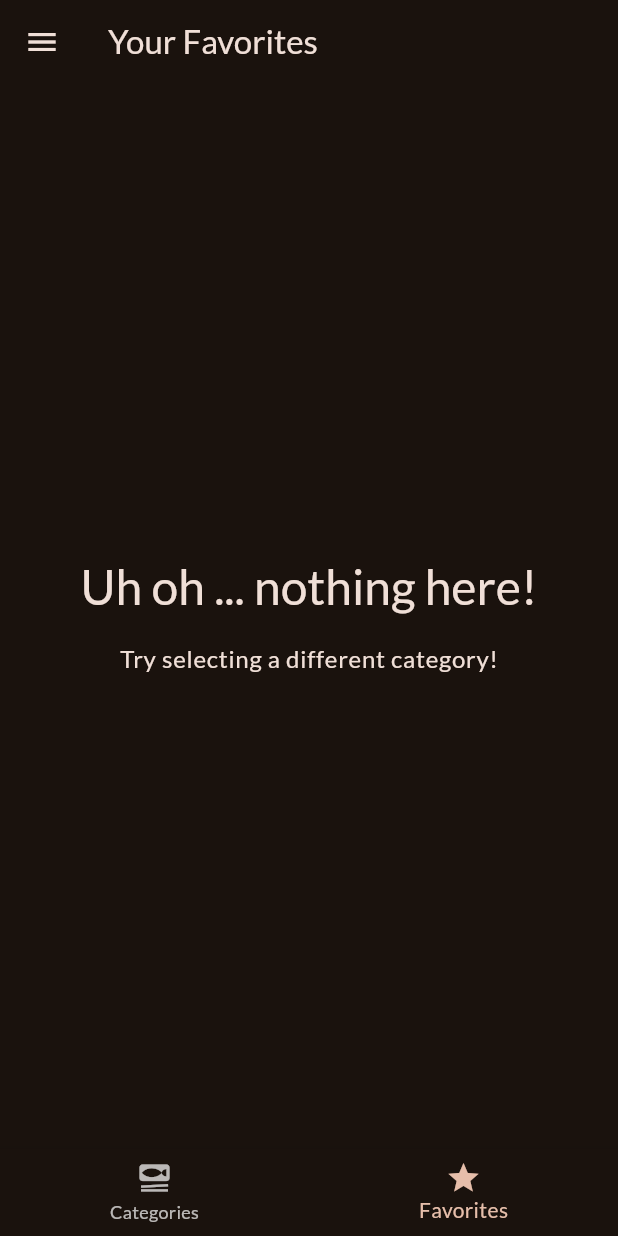
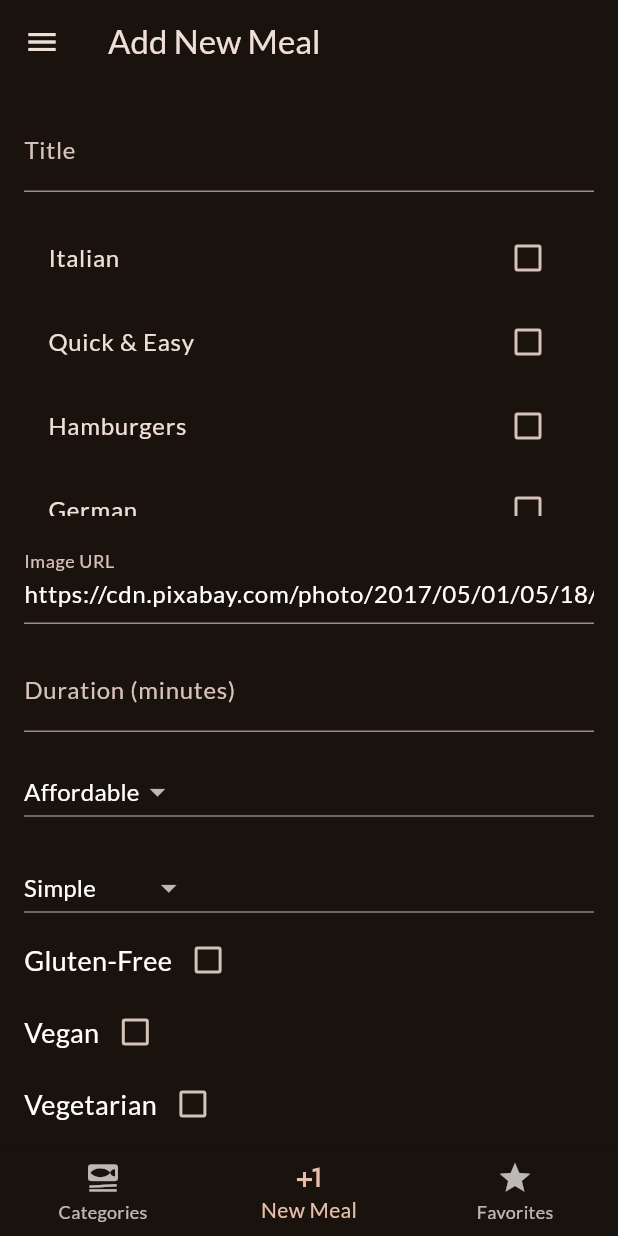
Before and after one commit to Dardnos/MealsApp, a Flutter app: the screen it shows after launch, item 2 of the bottom bar chosen, on a phone screen of 412 x 824 dp. Run offline on Flutter 3.47's test engine with Material 2 defaults, Android fonts, the phone set to English and light mode, and no system bars; our stand-ins replace flutter_riverpod, google_fonts, transparent_image.

Commit message:
Added new meal page

```diff
--- a/lib/data/dummy_data.dart
+++ b/lib/data/dummy_data.dart
@@ -1,4 +1,5 @@
 import 'package:flutter/material.dart';
+import 'package:uuid/uuid.dart';
 
 import 'package:meals/models/category.dart';
 import 'package:meals/models/meal.dart';
@@ -58,10 +59,12 @@ const availableCategories = [
   ),
 ];
 
+const uuid = Uuid();
+
 /// Define a list of dummy meals
-const dummyMeals = [
+final dummyMeals = [
   Meal(
-    id: 'm1',
+    id: uuid.v4(),
     categories: [
       'c1',
       'c2',
@@ -95,7 +98,7 @@ const dummyMeals = [
     isLactoseFree: true,
   ),
   Meal(
-    id: 'm2',
+    id: uuid.v4(),
     categories: [
       'c2',
     ],
@@ -123,7 +126,7 @@ const dummyMeals = [
     isLactoseFree: false,
   ),
   Meal(
-    id: 'm3',
+    id: uuid.v4(),
     categories: [
       'c2',
       'c3',
@@ -155,7 +158,7 @@ const dummyMeals = [
     isLactoseFree: true,
   ),
   Meal(
-    id: 'm4',
+    id: uuid.v4(),
     categories: [
       'c4',
     ],
@@ -190,7 +193,7 @@ const dummyMeals = [
     isLactoseFree: false,
   ),
   Meal(
-    id: 'm5',
+    id: uuid.v4(),
     categories: [
       'c2'
           'c5',
@@ -226,7 +229,7 @@ const dummyMeals = [
     isLactoseFree: true,
   ),
   Meal(
-    id: 'm6',
+    id: uuid.v4(),
     categories: [
       'c6',
       'c10',
@@ -262,7 +265,7 @@ const dummyMeals = [
     isLactoseFree: false,
   ),
   Meal(
-    id: 'm7',
+    id: uuid.v4(),
     categories: [
       'c7',
     ],
@@ -293,7 +296,7 @@ const dummyMeals = [
     isLactoseFree: false,
   ),
   Meal(
-    id: 'm8',
+    id: uuid.v4(),
     categories: [
       'c8',
     ],
@@ -326,7 +329,7 @@ const dummyMeals = [
     isLactoseFree: true,
   ),
   Meal(
-    id: 'm9',
+    id: uuid.v4(),
     categories: [
       'c9',
     ],
@@ -375,7 +378,7 @@ const dummyMeals = [
     isLactoseFree: false,
   ),
   Meal(
-    id: 'm10',
+    id: uuid.v4(),
     categories: [
       'c2',
       'c5',
--- /dev/null
+++ b/lib/screens/new_meal.dart
@@ -0,0 +1,364 @@
+import 'package:flutter/material.dart';
+import 'package:uuid/uuid.dart';
+
+import 'package:meals/models/meal.dart';
+import 'package:meals/data/dummy_data.dart';
+
+class AddNewMeal extends StatefulWidget {
+  const AddNewMeal({super.key});
+
+  @override
+  State<AddNewMeal> createState() => _AddNewMealState();
+}
+
+class _AddNewMealState extends State<AddNewMeal> {
+  final uuid = const Uuid();
+  final TextEditingController titleController = TextEditingController();
+  final List<String> selectedCategories =
+      []; // List to store selected categories
+  final TextEditingController imageUrlController = TextEditingController(
+      text:
+          'https://cdn.pixabay.com/photo/2017/05/01/05/18/pastry-2274750_1280.jpg');
+  final TextEditingController durationController = TextEditingController();
+  String selectedAffordability = 'affordable'; // Initial selection
+  String selectedComplexity = 'simple'; // Initial selection
+  final List<String> ingredients = [];
+  final List<String> steps = [];
+  bool isGlutenFree = false;
+  bool isVegan = false;
+  bool isVegetarian = false;
+  bool isLactoseFree = false;
+
+  String newIngredient = ''; // Store the newly entered ingredient
+  String newStep = ''; // Store the newly entered step
+
+  // Function to add a new ingredient to the list
+  void _addIngredient() {
+    if (newIngredient.isNotEmpty) {
+      setState(() {
+        ingredients.add(newIngredient);
+        newIngredient = ''; // Clear the input field
+      });
+    }
+  }
+
+  // Function to add a new step to the list
+  void _addStep() {
+    if (newStep.isNotEmpty) {
+      setState(() {
+        steps.add(newStep);
+        newStep = ''; // Clear the input field
+      });
+    }
+  }
+
+  Map<String, Affordability> affordabilityValues = {
+    'Affordable': Affordability.affordable,
+    'Pricey': Affordability.pricey,
+    'Luxurious': Affordability.luxurious,
+  };
+
+  Map<String, Complexity> complexityValues = {
+    'Simple': Complexity.simple,
+    'Challenging': Complexity.challenging,
+    'Hard': Complexity.hard,
+  };
+
+  // Function to add a new meal to the dummyMeals list
+  void _addNewMeal() {
+    final Meal newMeal = Meal(
+      id: uuid.v4(),
+      categories: selectedCategories,
+      title: titleController.text,
+      imageUrl: imageUrlController.text,
+      duration: int.parse(durationController.text),
+      affordability: affordabilityValues[selectedAffordability] ??
+          Affordability.affordable,
+      complexity: complexityValues[selectedComplexity] ?? Complexity.simple,
+      ingredients: ingredients,
+      steps: steps,
+      isGlutenFree: isGlutenFree,
+      isVegan: isVegan,
+      isVegetarian: isVegetarian,
+      isLactoseFree: isLactoseFree,
+    );
+
+    dummyMeals.add(newMeal);
+  }
+
+  @override
+  Widget build(BuildContext context) {
+    return Scaffold(
+      body: SingleChildScrollView(
+        padding: const EdgeInsets.all(16.0),
+        child: Column(
+          crossAxisAlignment: CrossAxisAlignment.stretch,
+          children: [
+            // Input field for title
+            TextFormField(
+              controller: titleController,
+              decoration: const InputDecoration(labelText: 'Title'),
+              style: const TextStyle(color: Colors.white),
+            ),
+
+            // Input field for categories
+            const SizedBox(height: 16.0),
+            SizedBox(
+              height: 200.0,
+              child: ListView.builder(
+                itemCount: availableCategories.length,
+                itemBuilder: (ctx, index) {
+                  final category = availableCategories[index];
+                  return CheckboxListTile(
+                    title: Text(category.title),
+                    value: selectedCategories.contains(category.id),
+                    onChanged: (value) {
+                      setState(() {
+                        if (value!) {
+                          selectedCategories.add(category.id);
+                        } else {
+                          selectedCategories.remove(category.id);
+                        }
+                      });
+                    },
+                  );
+                },
+              ),
+            ),
+
+            // Input field for image URL
+            const SizedBox(height: 16.0),
+            TextFormField(
+              controller: imageUrlController,
+              decoration: const InputDecoration(labelText: 'Image URL'),
+              style: const TextStyle(color: Colors.white),
+            ),
+
+            // Input field for duration
+            const SizedBox(height: 16.0),
+            TextFormField(
+              controller: durationController,
+              keyboardType: TextInputType.number,
+              decoration:
+                  const InputDecoration(labelText: 'Duration (minutes)'),
+              style: const TextStyle(color: Colors.white),
+            ),
+
+            // Input field for affordability
+            const SizedBox(height: 16.0),
+            DropdownButton<Affordability>(
+              value: affordabilityValues[selectedAffordability] ??
+                  Affordability.affordable,
+              onChanged: (value) {
+                setState(() {
+                  selectedAffordability = affordabilityValues.keys.firstWhere(
+                    (key) => affordabilityValues[key] == value,
+                    orElse: () => 'Affordable',
+                  );
+                });
+              },
+              items: affordabilityValues.keys
+                  .map<DropdownMenuItem<Affordability>>(
+                    (String value) => DropdownMenuItem<Affordability>(
+                      value: affordabilityValues[value],
+                      child: Text(value,
+                          style: const TextStyle(color: Colors.white)),
+                    ),
+                  )
+                  .toList(),
+            ),
+
+            // Input field for complexity
+            const SizedBox(height: 16.0),
+            DropdownButton<Complexity>(
+              value: complexityValues[selectedComplexity] ?? Complexity.simple,
+              onChanged: (value) {
+                setState(() {
+                  selectedComplexity = complexityValues.keys.firstWhere(
+                    (key) => complexityValues[key] == value,
+                    orElse: () => 'Simple',
+                  );
+                });
+              },
+              items: complexityValues.keys
+                  .map<DropdownMenuItem<Complexity>>(
+                    (String value) => DropdownMenuItem<Complexity>(
+                      value: complexityValues[value],
+                      child: Text(value,
+                          style: const TextStyle(color: Colors.white)),
+                    ),
+                  )
+                  .toList(),
+            ),
+
+            // Checkbox for isGlutenFree
+
+            Row(
+              children: [
+                const Text('Gluten-Free',
+                    style: TextStyle(fontSize: 18.0, color: Colors.white)),
+                Checkbox(
+                  value: isGlutenFree,
+                  onChanged: (value) {
+                    setState(() {
+                      isGlutenFree = value ?? false;
+                    });
+                  },
+                ),
+              ],
+            ),
+
+            // Checkbox for isVegan
+            Row(
+              children: [
+                const Text('Vegan',
+                    style: TextStyle(fontSize: 18.0, color: Colors.white)),
+                Checkbox(
+                  value: isVegan,
+                  onChanged: (value) {
+                    setState(() {
+                      isVegan = value ?? false;
+                    });
+                  },
+                ),
+              ],
+            ),
+
+            // Checkbox for isVegetarian
+            Row(
+              children: [
+                const Text('Vegetarian',
+                    style: TextStyle(fontSize: 18.0, color: Colors.white)),
+                Checkbox(
+                  value: isVegetarian,
+                  onChanged: (value) {
+                    setState(() {
+                      isVegetarian = value ?? false;
+                    });
+                  },
+                ),
+              ],
+            ),
+
+            // Checkbox for isLactoseFree
+            Row(
+              children: [
+                const Text('Lactose-Free',
+                    style: TextStyle(fontSize: 18.0, color: Colors.white)),
+                Checkbox(
+                  value: isLactoseFree,
+                  onChanged: (value) {
+                    setState(() {
+                      isLactoseFree = value ?? false;
+                    });
+                  },
+                ),
+              ],
+            ),
+
+            // Input field for adding ingredients
+            const SizedBox(height: 16.0),
+            TextFormField(
+              onChanged: (value) {
+                newIngredient = value;
+              },
+              decoration: const InputDecoration(labelText: 'Add Ingredient'),
+              style: const TextStyle(color: Colors.white),
+            ),
+            const SizedBox(height: 16.0),
+            ElevatedButton(
+              onPressed: _addIngredient,
+              child: const Text('Add Ingredient'),
+            ),
+            // Display the ingredients
+            SizedBox(
+              height: 150.0,
+              child: Column(
+                children: [
+                  const Text(
+                    'Ingredients',
+                    style: TextStyle(fontSize: 18.0, color: Colors.white),
+                  ),
+                  const SizedBox(height: 8.0),
+                  Expanded(
+                    child: ListView.builder(
+                      itemCount: ingredients.length,
+                      itemBuilder: (ctx, index) {
+                        return Card(
+                          child: ListTile(
+                            title: Text(ingredients[index]),
+                            trailing: IconButton(
+                              icon: const Icon(Icons.delete),
+                              onPressed: () {
+                                setState(() {
+                                  ingredients.removeAt(index);
+                                });
+                              },
+                            ),
+                          ),
+                        );
+                      },
+                    ),
+                  ),
+                ],
+              ),
+            ),
+
+            // Input field for adding steps
+            const SizedBox(height: 16.0),
+            TextFormField(
+              onChanged: (value) {
+                newStep = value;
+              },
+              decoration: const InputDecoration(labelText: 'Add Step'),
+              style: const TextStyle(color: Colors.white),
+            ),
+            const SizedBox(height: 16.0),
+            ElevatedButton(
+              onPressed: _addStep,
+              child: const Text('Add Step'),
+            ),
+            // Display the steps
+            SizedBox(
+              height: 150.0,
+              child: Column(
+                children: [
+                  const Text(
+                    'Steps',
+                    style: TextStyle(fontSize: 18.0, color: Colors.white),
+                  ),
+                  const SizedBox(height: 8.0),
+                  Expanded(
+                    child: ListView.builder(
+                      itemCount: steps.length,
+                      itemBuilder: (ctx, index) {
+                        return Card(
+                          child: ListTile(
+                            title: Text(steps[index]),
+                            trailing: IconButton(
+                              icon: const Icon(Icons.delete),
+                              onPressed: () {
+                                setState(() {
+                                  steps.removeAt(index);
+                                });
+                              },
+                            ),
+                          ),
+                        );
+                      },
+                    ),
+                  ),
+                ],
+              ),
+            ),
+            const SizedBox(height: 16.0),
+            ElevatedButton(
+              onPressed: _addNewMeal,
+              child: const Text('Add Meal'),
+            ),
+          ],
+        ),
+      ),
+    );
+  }
+}
--- a/lib/screens/tabs.dart
+++ b/lib/screens/tabs.dart
@@ -4,6 +4,7 @@ import 'package:flutter_riverpod/flutter_riverpod.dart';
 import 'package:meals/screens/categories.dart';
 import 'package:meals/screens/filters.dart';
 import 'package:meals/screens/meals.dart';
+import 'package:meals/screens/new_meal.dart';
 import 'package:meals/widgets/main_drawer.dart';
 import 'package:meals/providers/favorites_provider.dart';
 import 'package:meals/providers/filters_provider.dart';
@@ -51,6 +52,11 @@ class _TabsScreenState extends ConsumerState<TabsScreen> {
     var activePageTitle = 'Categories';
 
     if (_selectedPageIndex == 1) {
+      activePage = const AddNewMeal();
+      activePageTitle = 'Add New Meal';
+    }
+
+    if (_selectedPageIndex == 2) {
       final favoriteMeals = ref.watch(favoriteMealsProvider);
       activePage = MealsScreen(
         meals: favoriteMeals,
@@ -75,6 +81,10 @@ class _TabsScreenState extends ConsumerState<TabsScreen> {
             label: 'Categories',
           ),
           BottomNavigationBarItem(
+            icon: Icon(Icons.plus_one),
+            label: 'New Meal',
+          ),
+          BottomNavigationBarItem(
             icon: Icon(Icons.star),
             label: 'Favorites',
           ),
--- a/pubspec.yaml
+++ b/pubspec.yaml
@@ -30,6 +30,7 @@ environment:
 dependencies:
   flutter:
     sdk: flutter
+  uuid: ^3.0.5
 
 
   # The following adds the Cupertino Icons font to your application.
```
